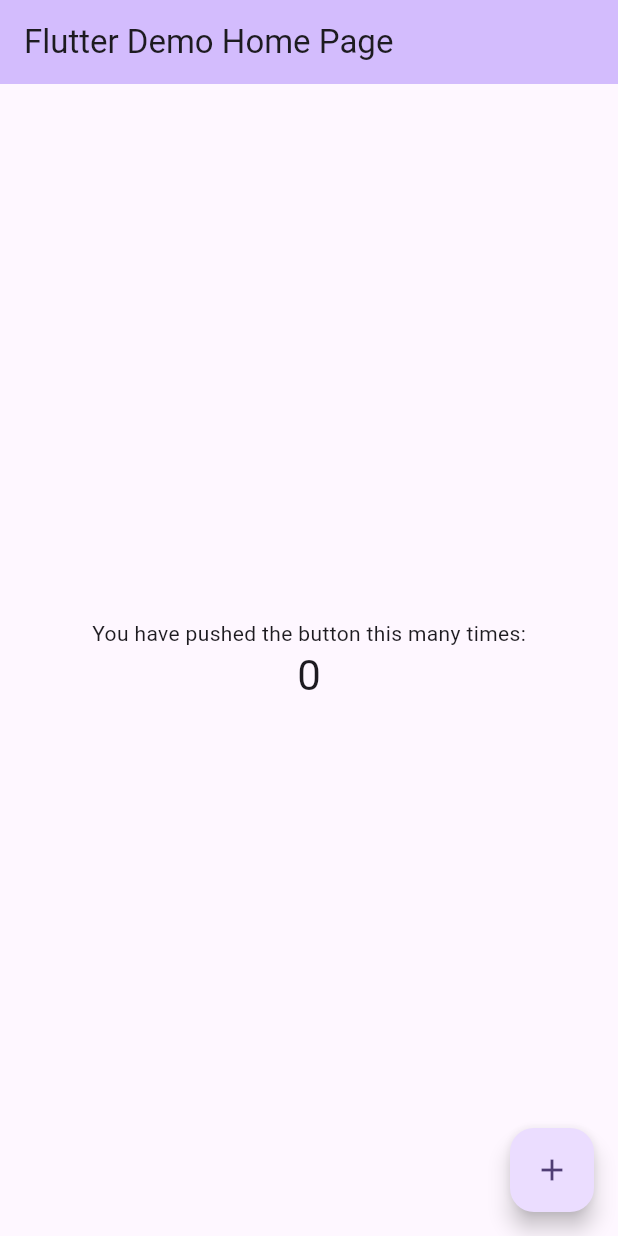
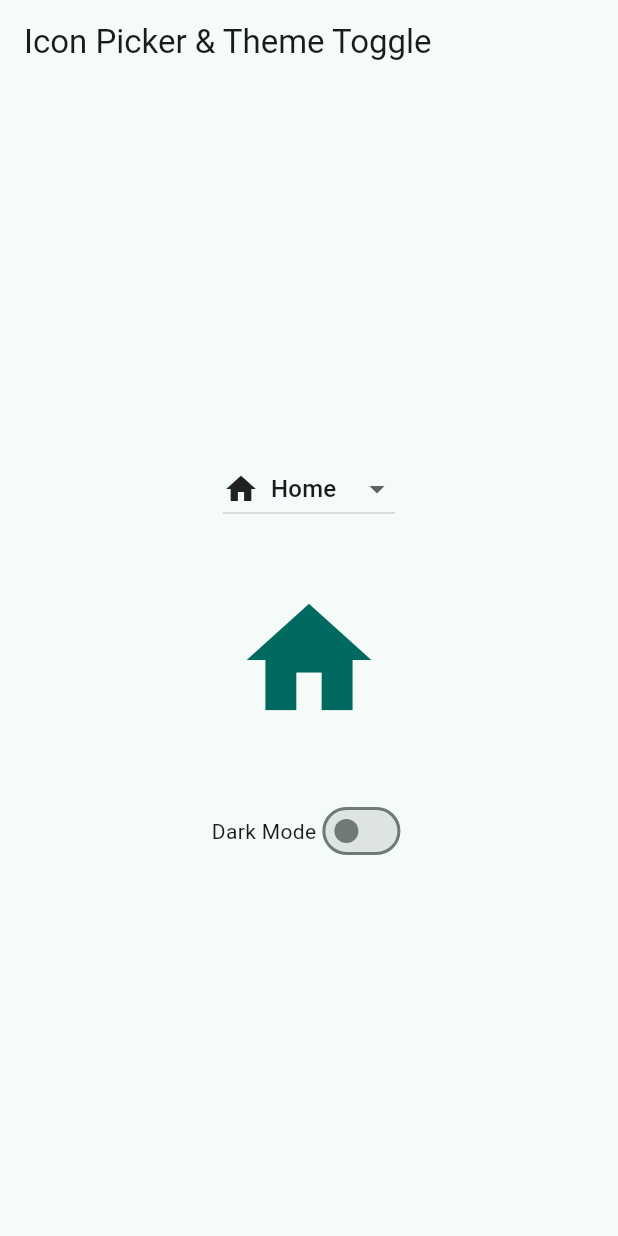
Before and after one commit to MrHamaad/toggle_and_pick, a Flutter app: the screen it shows after launch, on a phone screen of 412 x 824 dp. Run offline on Flutter 3.47's test engine with Material 3 defaults, Android fonts, the phone set to English and light mode, and no system bars.

Commit message:
added the dark and light theme functionality also a drop down button

```diff
--- a/lib/main.dart
+++ b/lib/main.dart
@@ -1,122 +1,120 @@
 import 'package:flutter/material.dart';
 
-void main() {
-  runApp(const MyApp());
+void main() => runApp(MyApp());
+
+class MyApp extends StatefulWidget {
+  @override
+  State<MyApp> createState() => _MyAppState();
 }
 
-class MyApp extends StatelessWidget {
-  const MyApp({super.key});
+class _MyAppState extends State<MyApp> {
+  ThemeMode _themeMode = ThemeMode.light;
 
-  // This widget is the root of your application.
-  @override
-  Widget build(BuildContext context) {
-    return MaterialApp(
-      title: 'Flutter Demo',
-      theme: ThemeData(
-        // This is the theme of your application.
-        //
-        // TRY THIS: Try running your application with "flutter run". You'll see
-        // the application has a purple toolbar. Then, without quitting the app,
-        // try changing the seedColor in the colorScheme below to Colors.green
-        // and then invoke "hot reload" (save your changes or press the "hot
-        // reload" button in a Flutter-supported IDE, or press "r" if you used
-        // the command line to start the app).
-        //
-        // Notice that the counter didn't reset back to zero; the application
-        // state is not lost during the reload. To reset the state, use hot
-        // restart instead.
-        //
-        // This works for code too, not just values: Most code changes can be
-        // tested with just a hot reload.
-        colorScheme: ColorScheme.fromSeed(seedColor: Colors.deepPurple),
-      ),
-      home: const MyHomePage(title: 'Flutter Demo Home Page'),
-    );
-  }
-}
-
-class MyHomePage extends StatefulWidget {
-  const MyHomePage({super.key, required this.title});
-
-  // This widget is the home page of your application. It is stateful, meaning
-  // that it has a State object (defined below) that contains fields that affect
-  // how it looks.
-
-  // This class is the configuration for the state. It holds the values (in this
-  // case the title) provided by the parent (in this case the App widget) and
-  // used by the build method of the State. Fields in a Widget subclass are
-  // always marked "final".
-
-  final String title;
-
-  @override
-  State<MyHomePage> createState() => _MyHomePageState();
-}
-
-class _MyHomePageState extends State<MyHomePage> {
-  int _counter = 0;
-
-  void _incrementCounter() {
+  void _toggleTheme(bool isDark) {
     setState(() {
-      // This call to setState tells the Flutter framework that something has
-      // changed in this State, which causes it to rerun the build method below
-      // so that the display can reflect the updated values. If we changed
-      // _counter without calling setState(), then the build method would not be
-      // called again, and so nothing would appear to happen.
-      _counter++;
+      _themeMode = isDark ? ThemeMode.dark : ThemeMode.light;
     });
   }
 
   @override
   Widget build(BuildContext context) {
-    // This method is rerun every time setState is called, for instance as done
-    // by the _incrementCounter method above.
-    //
-    // The Flutter framework has been optimized to make rerunning build methods
-    // fast, so that you can just rebuild anything that needs updating rather
-    // than having to individually change instances of widgets.
+    return MaterialApp(
+      title: 'Theme & Icon Picker',
+      theme: ThemeData(
+        colorScheme: ColorScheme.fromSeed(
+          seedColor: Colors.teal,
+          brightness: Brightness.light,
+        ),
+        useMaterial3: true,
+      ),
+      darkTheme: ThemeData(
+        colorScheme: ColorScheme.fromSeed(
+          seedColor: Colors.teal,
+          brightness: Brightness.dark,
+        ),
+        useMaterial3: true,
+      ),
+      themeMode: _themeMode,
+      home: HomeScreen(onThemeChanged: _toggleTheme),
+    );
+  }
+}
+
+class HomeScreen extends StatefulWidget {
+  final Function(bool) onThemeChanged;
+
+  const HomeScreen({super.key, required this.onThemeChanged});
+
+  @override
+  State<HomeScreen> createState() => _HomeScreenState();
+}
+
+class _HomeScreenState extends State<HomeScreen> {
+  IconData _selectedIcon = Icons.home;
+
+  final Map<String, IconData> iconOptions = {
+    'Home': Icons.home,
+    'Star': Icons.star,
+    'Favorite': Icons.favorite,
+    'Alarm': Icons.alarm,
+    'Person': Icons.person,
+  };
+
+  @override
+  Widget build(BuildContext context) {
+    final isDark = Theme.of(context).brightness == Brightness.dark;
+
     return Scaffold(
       appBar: AppBar(
-        // TRY THIS: Try changing the color here to a specific color (to
-        // Colors.amber, perhaps?) and trigger a hot reload to see the AppBar
-        // change color while the other colors stay the same.
-        backgroundColor: Theme.of(context).colorScheme.inversePrimary,
-        // Here we take the value from the MyHomePage object that was created by
-        // the App.build method, and use it to set our appbar title.
-        title: Text(widget.title),
+        title: Text('Icon Picker & Theme Toggle'),
       ),
-      body: Center(
-        // Center is a layout widget. It takes a single child and positions it
-        // in the middle of the parent.
+      body: Padding(
+        padding: const EdgeInsets.all(24.0),
         child: Column(
-          // Column is also a layout widget. It takes a list of children and
-          // arranges them vertically. By default, it sizes itself to fit its
-          // children horizontally, and tries to be as tall as its parent.
-          //
-          // Column has various properties to control how it sizes itself and
-          // how it positions its children. Here we use mainAxisAlignment to
-          // center the children vertically; the main axis here is the vertical
-          // axis because Columns are vertical (the cross axis would be
-          // horizontal).
-          //
-          // TRY THIS: Invoke "debug painting" (choose the "Toggle Debug Paint"
-          // action in the IDE, or press "p" in the console), to see the
-          // wireframe for each widget.
           mainAxisAlignment: MainAxisAlignment.center,
-          children: <Widget>[
-            const Text('You have pushed the button this many times:'),
-            Text(
-              '$_counter',
-              style: Theme.of(context).textTheme.headlineMedium,
+          children: [
+            DropdownButton<IconData>(
+              value: _selectedIcon,
+              onChanged: (IconData? newIcon) {
+                if (newIcon != null) {
+                  setState(() {
+                    _selectedIcon = newIcon;
+                  });
+                }
+              },
+              items: iconOptions.entries.map((entry) {
+                return DropdownMenuItem<IconData>(
+                  value: entry.value,
+                  child: Row(
+                    children: [
+                      Icon(entry.value),
+                      SizedBox(width: 8),
+                      Text(entry.key),
+                    ],
+                  ),
+                );
+              }).toList(),
+            ),
+            SizedBox(height: 40),
+            Icon(
+              _selectedIcon,
+              size: 100,
+              color: Theme.of(context).colorScheme.primary,
+            ),
+            SizedBox(height: 40),
+            Row(
+              mainAxisAlignment: MainAxisAlignment.center,
+              children: [
+                Text('Dark Mode'),
+                Switch(
+                  value: isDark,
+                  onChanged: widget.onThemeChanged,
+                ),
+              ],
             ),
           ],
         ),
       ),
-      floatingActionButton: FloatingActionButton(
-        onPressed: _incrementCounter,
-        tooltip: 'Increment',
-        child: const Icon(Icons.add),
-      ), // This trailing comma makes auto-formatting nicer for build methods.
     );
   }
 }
```
